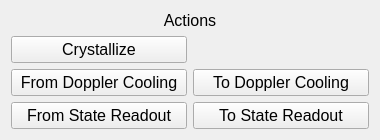
This is clients/quick_actions/quick_actions.ui in HaeffnerLab/space-time as Qt 5 draws it before an edit. The edited form follows.
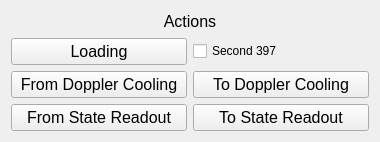
This is the edited form.

What changed in the file:
```diff
--- a/clients/quick_actions/quick_actions.ui
+++ b/clients/quick_actions/quick_actions.ui
@@ -7,7 +7,7 @@
     <x>0</x>
     <y>0</y>
     <width>380</width>
-    <height>134</height>
+    <height>142</height>
    </rect>
   </property>
   <property name="windowTitle">
@@ -115,7 +115,14 @@
       </font>
      </property>
      <property name="text">
-      <string>Crystallize</string>
+      <string>Loading</string>
+     </property>
+    </widget>
+   </item>
+   <item row="1" column="1">
+    <widget class="QCheckBox" name="checkBox">
+     <property name="text">
+      <string>Second 397</string>
      </property>
     </widget>
    </item>
```
